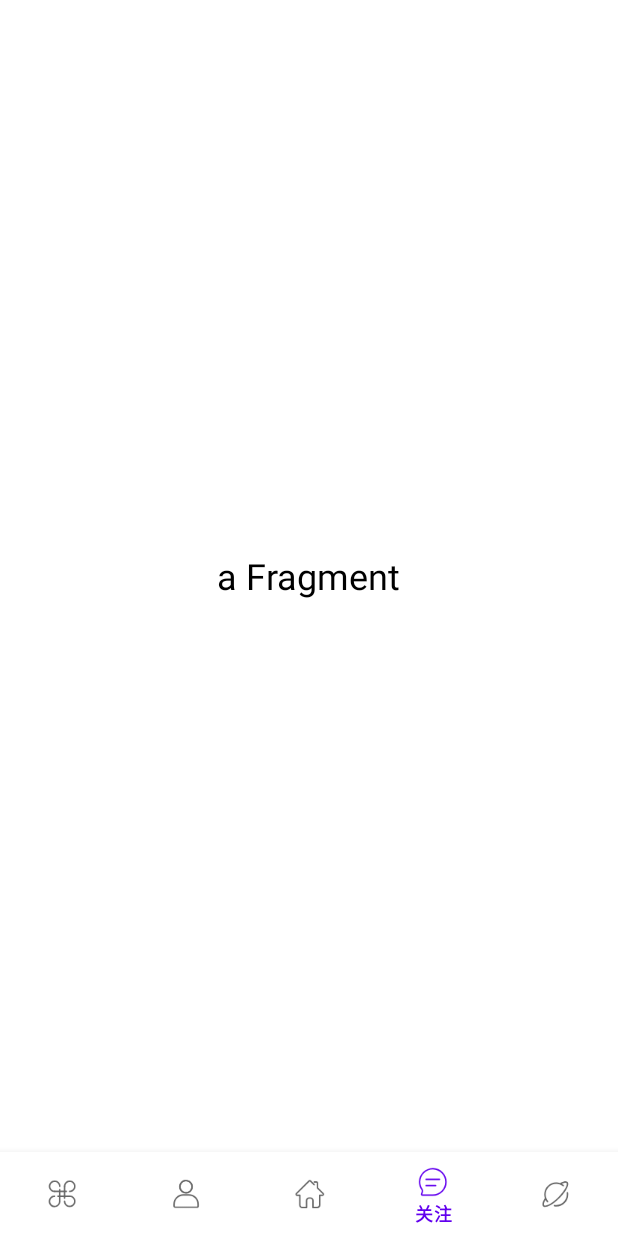
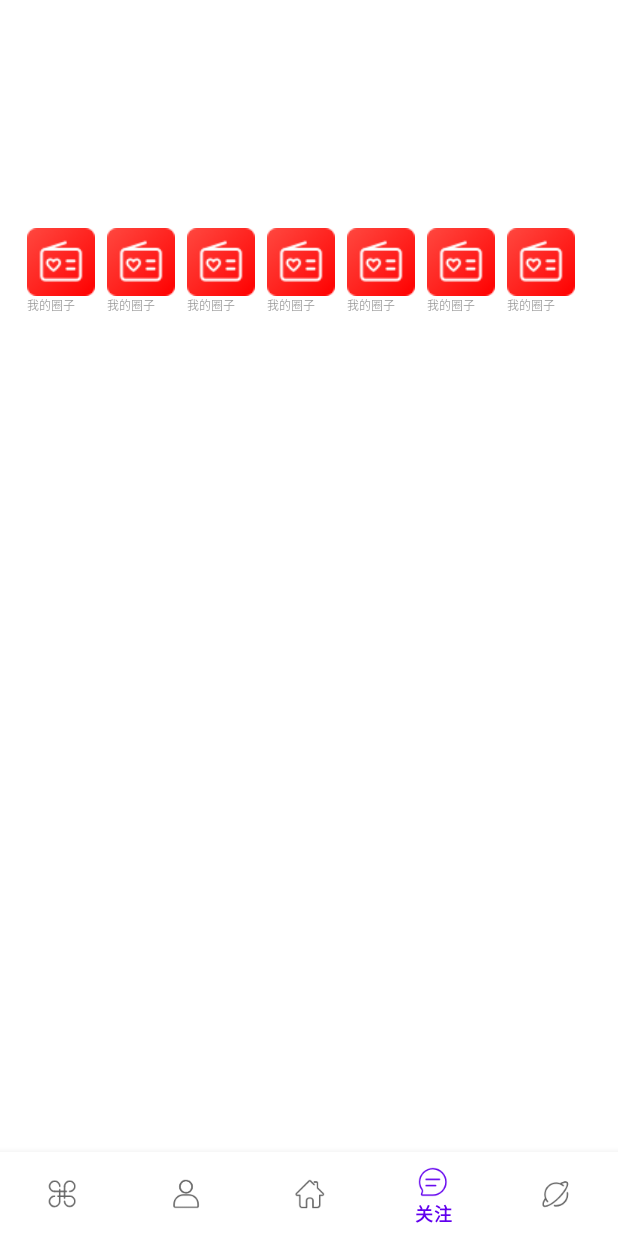
Before and after one commit to Mike-Shake/imitative_music, an Android app: the fragment_attention screen opened through its navigation route, on a phone screen of 412 x 824 dp. Run offline under Robolectric (Android 15) with nearby library versions, the phone set to English and light mode, and no system bars; our stand-ins replace navigation-ui.

Commit message:
添加了一点点功能

```diff
--- a/app/src/main/AndroidManifest.xml
+++ b/app/src/main/AndroidManifest.xml
@@ -3,6 +3,10 @@
     xmlns:tools="http://schemas.android.com/tools"
     package="com.example.imitative_music">
 
+<!--    //为banner添加依赖-->
+    <uses-permission android:name="android.permission.INTERNET"/>
+    <uses-permission android:name="android.permission.READ_EXTERNAL_STORAGE" />
+<!--    //读取外置存储卡-->
     <application
         android:allowBackup="true"
         android:dataExtractionRules="@xml/data_extraction_rules"
--- /dev/null
+++ b/app/src/main/java/com/example/imitative_music/attention_head/attention_head_adapter.java
@@ -0,0 +1,54 @@
+package com.example.imitative_music.attention_head;
+
+import android.view.LayoutInflater;
+import android.view.View;
+import android.view.ViewGroup;
+import android.widget.ImageView;
+import android.widget.TextView;
+
+import androidx.annotation.NonNull;
+import androidx.recyclerview.widget.RecyclerView;
+
+import com.example.imitative_music.R;
+import java.util.List;
+
+
+public class attention_head_adapter extends RecyclerView.Adapter<attention_head_adapter.ViewHolder> {
+
+    private List<attention_head_class> mlist;
+
+    public attention_head_adapter(List<attention_head_class> mlist) {
+        this.mlist = mlist;
+    }
+
+    @NonNull
+    @Override
+    public ViewHolder onCreateViewHolder(@NonNull ViewGroup parent, int viewType) {
+        View view = LayoutInflater.from(parent.getContext()).inflate(R.layout.fragment_layout_attention_item1, parent, false);
+        ViewHolder holder=new ViewHolder(view);
+        return holder;
+    }
+
+    @Override
+    public void onBindViewHolder(@NonNull ViewHolder holder, int position) {
+        attention_head_class attention_head_classes=mlist.get(position);
+        holder.imageView.setImageResource(attention_head_classes.getImageId());
+        holder.textView.setText(attention_head_classes.getName());
+    }
+
+    @Override
+    public int getItemCount() {
+        return mlist.size();
+    }
+
+    static class ViewHolder extends RecyclerView.ViewHolder{
+        ImageView imageView;
+        TextView textView;
+
+        public ViewHolder(@NonNull View itemView) {
+            super(itemView);
+            imageView=(ImageView) itemView.findViewById(R.id.attention_recyclerview_img);
+            textView=(TextView) itemView.findViewById(R.id.attention_recyclerview_name);
+        }
+    }
+}
--- /dev/null
+++ b/app/src/main/java/com/example/imitative_music/attention_head/attention_head_class.java
@@ -0,0 +1,19 @@
+package com.example.imitative_music.attention_head;
+
+public class attention_head_class {
+    private String name;
+    private int imageId;
+
+    public attention_head_class(String name, int imageId) {
+        this.name = name;
+        this.imageId = imageId;
+    }
+
+    public String getName() {
+        return name;
+    }
+
+    public int getImageId() {
+        return imageId;
+    }
+}
--- a/app/src/main/java/com/example/imitative_music/fragment/fragment_attention.java
+++ b/app/src/main/java/com/example/imitative_music/fragment/fragment_attention.java
@@ -5,16 +5,58 @@ import android.view.LayoutInflater;
 import android.view.View;
 import android.view.ViewGroup;
 
+
 import androidx.annotation.NonNull;
 import androidx.annotation.Nullable;
 import androidx.fragment.app.Fragment;
+import androidx.recyclerview.widget.LinearLayoutManager;
+import androidx.recyclerview.widget.RecyclerView;
 
 import com.example.imitative_music.R;
+import com.example.imitative_music.attention_head.attention_head_adapter;
+import com.example.imitative_music.attention_head.attention_head_class;
+import com.example.imitative_music.find_horizontal_recycleview.find_below_recycleView_class;
+import com.example.imitative_music.find_horizontal_recycleview.find_below_recycleview_adapter;
+
+import java.util.ArrayList;
+import java.util.List;
 
 public class fragment_attention extends Fragment {
+
+    RecyclerView recyclerView;
+    attention_head_adapter adapter;
+    private List<attention_head_class> mlist;
+
     @Nullable
     @Override
     public View onCreateView(@NonNull LayoutInflater inflater, @Nullable ViewGroup container, @Nullable Bundle savedInstanceState) {
-        return inflater.inflate(R.layout.fragment_layout_attention,container,false);
+        View view = inflater.inflate(R.layout.fragment_layout_attention, container, false);
+        mlist = new ArrayList<>();
+        init();
+        recyclerView = view.findViewById(R.id.attention_recyclerview1);
+        LinearLayoutManager layoutManager = new LinearLayoutManager(getActivity());
+        recyclerView.setLayoutManager(layoutManager);
+        adapter = new attention_head_adapter(mlist);
+        layoutManager.setOrientation(LinearLayoutManager.HORIZONTAL);
+        recyclerView.setAdapter(adapter);
+        return view;
     }
+
+    private void init() {
+        attention_head_class attention_head_classes=new attention_head_class("我的圈子",R.mipmap.radio_widget_icn_new);
+        mlist.add(attention_head_classes);
+        attention_head_classes=new attention_head_class("我的圈子",R.mipmap.radio_widget_icn_new);
+        mlist.add(attention_head_classes);
+        attention_head_classes=new attention_head_class("我的圈子",R.mipmap.radio_widget_icn_new);
+        mlist.add(attention_head_classes);
+        attention_head_classes=new attention_head_class("我的圈子",R.mipmap.radio_widget_icn_new);
+        mlist.add(attention_head_classes);
+        attention_head_classes=new attention_head_class("我的圈子",R.mipmap.radio_widget_icn_new);
+        mlist.add(attention_head_classes);
+        attention_head_classes=new attention_head_class("我的圈子",R.mipmap.radio_widget_icn_new);
+        mlist.add(attention_head_classes);
+        attention_head_classes=new attention_head_class("我的圈子",R.mipmap.radio_widget_icn_new);
+        mlist.add(attention_head_classes);
+    }
+
 }
--- a/app/src/main/java/com/example/imitative_music/fragment/fragment_find.java
+++ b/app/src/main/java/com/example/imitative_music/fragment/fragment_find.java
@@ -10,6 +10,7 @@ import android.widget.TextView;
 
 import androidx.annotation.NonNull;
 import androidx.annotation.Nullable;
+import androidx.appcompat.app.ActionBarDrawerToggle;
 import androidx.fragment.app.Fragment;
 import androidx.recyclerview.widget.LinearLayoutManager;
 import androidx.recyclerview.widget.RecyclerView;
@@ -41,6 +42,7 @@ public class fragment_find extends Fragment {
     @Nullable
     @Override
     public View onCreateView(@NonNull LayoutInflater inflater, @Nullable ViewGroup container, @Nullable Bundle savedInstanceState) {
+
         View view = inflater.inflate(R.layout.fragment_layout_find, container, false);
         mlist = new ArrayList<>();
         init();
--- a/app/src/main/res/layout/activity_main.xml
+++ b/app/src/main/res/layout/activity_main.xml
@@ -1,10 +1,21 @@
 <?xml version="1.0" encoding="utf-8"?>
-<RelativeLayout xmlns:android="http://schemas.android.com/apk/res/android"
+<androidx.constraintlayout.widget.ConstraintLayout
+    xmlns:android="http://schemas.android.com/apk/res/android"
     xmlns:app="http://schemas.android.com/apk/res-auto"
     xmlns:tools="http://schemas.android.com/tools"
     android:layout_width="match_parent"
     android:layout_height="match_parent"
     tools:context=".MainActivity">
+
+    <androidx.appcompat.widget.Toolbar
+        android:id="@+id/toolbar"
+        android:layout_width="match_parent"
+        android:layout_height="?android:attr/actionBarSize"
+        android:background="@color/boundary_gray"
+        android:theme="@style/ThemeOverlay.AppCompat.Dark.ActionBar"
+        app:popupTheme="@style/ThemeOverlay.AppCompat.Light"
+        app:layout_constraintTop_toTopOf="parent"
+        />
 
 
     <fragment
@@ -14,10 +25,13 @@
         android:layout_height="match_parent"
         android:layout_above="@+id/bottom_navigation"
         app:defaultNavHost="true"
+        app:layout_constraintBottom_toBottomOf="parent"
+        app:layout_constraintEnd_toEndOf="parent"
+        app:layout_constraintHorizontal_bias="0.0"
+        app:layout_constraintStart_toStartOf="parent"
+        app:layout_constraintTop_toTopOf="parent"
+        app:layout_constraintVertical_bias="1.0"
         app:navGraph="@navigation/nav_graph" />
-
-
-
 
     <com.google.android.material.bottomnavigation.BottomNavigationView
         android:id="@+id/bottom_navigation"
@@ -25,8 +39,6 @@
         android:layout_height="?attr/actionBarSize"
         android:layout_alignParentBottom="true"
         android:background="#FFF"
+        app:layout_constraintBottom_toBottomOf="parent"
         app:menu="@menu/menu" />
-
-
-
-</RelativeLayout>
+</androidx.constraintlayout.widget.ConstraintLayout>
--- a/app/src/main/res/layout/fragment_layout_attention.xml
+++ b/app/src/main/res/layout/fragment_layout_attention.xml
@@ -1,14 +1,37 @@
 <?xml version="1.0" encoding="utf-8"?>
-<LinearLayout xmlns:android="http://schemas.android.com/apk/res/android"
+<androidx.swiperefreshlayout.widget.SwipeRefreshLayout xmlns:app="http://schemas.android.com/apk/res-auto"
+    xmlns:tools="http://schemas.android.com/tools"
+    android:id="@+id/swipe_refresh"
     android:layout_width="match_parent"
     android:layout_height="match_parent"
-    android:gravity="center"
-    android:orientation="vertical">
+    xmlns:android="http://schemas.android.com/apk/res/android">
 
-    <TextView
-        android:layout_width="wrap_content"
-        android:layout_height="wrap_content"
-        android:text="a Fragment"
-        android:textColor="#000"
-        android:textSize="24sp" />
-</LinearLayout>
+    <androidx.constraintlayout.widget.ConstraintLayout
+        android:layout_width="match_parent"
+        android:layout_height="match_parent"
+        android:background="@color/white"
+        >
+
+        <androidx.recyclerview.widget.RecyclerView
+            android:id="@+id/attention_recyclerview1"
+            android:layout_width="382dp"
+            android:layout_height="178dp"
+            android:layout_marginTop="144dp"
+            android:orientation="horizontal"
+            app:layout_constraintEnd_toEndOf="parent"
+            app:layout_constraintHorizontal_bias="0.344"
+            app:layout_constraintStart_toStartOf="parent"
+            app:layout_constraintTop_toTopOf="parent" />
+
+        <androidx.recyclerview.widget.RecyclerView
+            android:id="@+id/attention_recyclerview2"
+            android:layout_width="386dp"
+            android:layout_height="163dp"
+            android:layout_marginTop="52dp"
+            android:layout_marginEnd="16dp"
+            app:layout_constraintEnd_toEndOf="parent"
+            app:layout_constraintTop_toBottomOf="@id/attention_recyclerview1" />
+
+    </androidx.constraintlayout.widget.ConstraintLayout>
+
+</androidx.swiperefreshlayout.widget.SwipeRefreshLayout>
--- /dev/null
+++ b/app/src/main/res/layout/fragment_layout_attention_item1.xml
@@ -0,0 +1,31 @@
+<?xml version="1.0" encoding="utf-8"?>
+<androidx.constraintlayout.widget.ConstraintLayout xmlns:android="http://schemas.android.com/apk/res/android"
+    xmlns:app="http://schemas.android.com/apk/res-auto"
+    android:layout_width="wrap_content"
+    android:layout_height="wrap_content"
+    >
+
+    <ImageView
+        android:id="@+id/attention_recyclerview_img"
+        android:layout_width="@dimen/dp_45"
+        android:layout_height="@dimen/dp_45"
+        android:layout_margin="@dimen/dp_8"
+        app:layout_constraintStart_toStartOf="parent"
+        app:layout_constraintTop_toTopOf="parent"
+        android:scaleType="fitXY" />
+
+
+    <TextView
+        android:id="@+id/attention_recyclerview_name"
+        android:layout_width="wrap_content"
+        android:layout_height="wrap_content"
+        android:maxLines="1"
+        android:ellipsize="end"
+        android:textColor="@color/grays_66"
+        android:textSize="@dimen/sp_8"
+        android:gravity="start"
+        app:layout_constraintTop_toBottomOf="@id/attention_recyclerview_img"
+        app:layout_constraintStart_toStartOf="@id/attention_recyclerview_img"
+        />
+
+</androidx.constraintlayout.widget.ConstraintLayout>
```
Also changed, not shown: app/build.gradle (+8 -3 lines), app/src/main/res/values/colors.xml (+48 -0 lines), app/src/main/res/values/dimen.xml (added, +108 -0 lines), app/src/main/res/mipmap-hdpi/ic_daily_recommend.webp (added), app/src/main/res/mipmap-hdpi/ic_live.webp (added), app/src/main/res/mipmap-hdpi/ic_playlist.webp (added), app/src/main/res/mipmap-hdpi/ic_radio.webp (added), app/src/main/res/mipmap-hdpi/ic_rank.webp (added).
